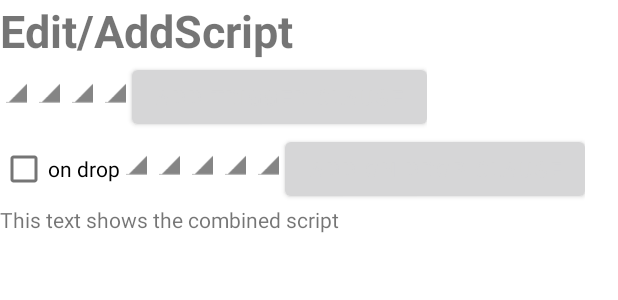
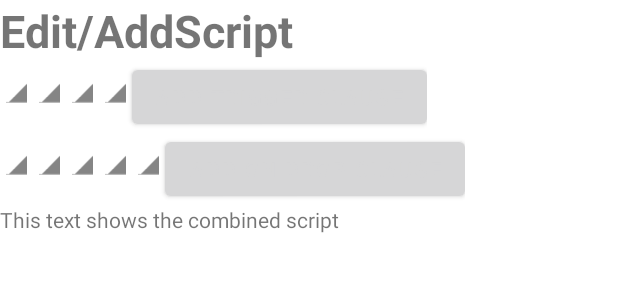
Before and after one commit to LorenYan98/BunnyWorld, an Android app: the layout activity_script.xml on its own in the app's theme, with its tools: preview values and no code run, on a phone screen of 412 x 824 dp. Shown: the top 300 px of the screen. Run offline under Robolectric (Android 15) with nearby library versions, the phone set to English and light mode, and no system bars.

Commit message:
successfully implemented script

```diff
--- a/app/src/main/res/layout/activity_script.xml
+++ b/app/src/main/res/layout/activity_script.xml
@@ -64,11 +64,11 @@
         tools:context=".ScriptActivity"
         android:orientation="horizontal">
 
-        <CheckBox
-            android:layout_width="wrap_content"
-            android:layout_height="wrap_content"
-            android:text="on drop"
-            android:id="@+id/onDropCheckBox"></CheckBox>
+<!--        <CheckBox-->
+<!--            android:layout_width="wrap_content"-->
+<!--            android:layout_height="wrap_content"-->
+<!--            android:text="on drop"-->
+<!--            android:id="@+id/onDropCheckBox"></CheckBox>-->
 
         <Spinner
             android:layout_width="wrap_content"
```
Also changed, not shown: app/src/main/java/edu/stanford/cs108/bunnyworld/ScriptActivity.java (+13 -9 lines).
